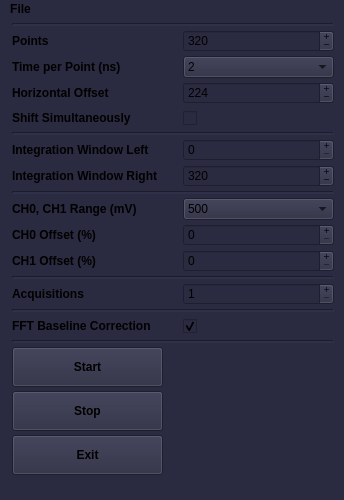
Qt form atomize/control_center/gui/dig_main_window.ui (Anatoly1010/Atomize_NIOCH) before a commit.
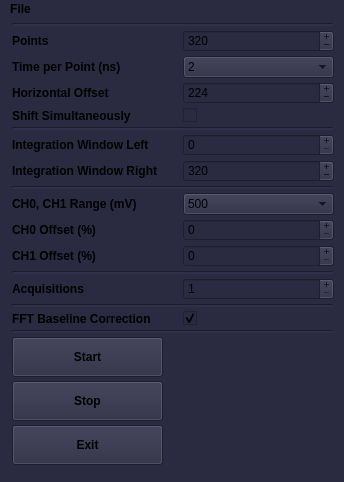
The same form after that commit.

Diff of the .ui file:
```diff
--- a/atomize/control_center/gui/dig_main_window.ui
+++ b/atomize/control_center/gui/dig_main_window.ui
@@ -7,7 +7,7 @@
     <x>0</x>
     <y>0</y>
     <width>344</width>
-    <height>500</height>
+    <height>482</height>
    </rect>
   </property>
   <property name="sizePolicy">
@@ -19,13 +19,13 @@
   <property name="minimumSize">
    <size>
     <width>344</width>
-    <height>500</height>
+    <height>482</height>
    </size>
   </property>
   <property name="maximumSize">
    <size>
     <width>344</width>
-    <height>500</height>
+    <height>482</height>
    </size>
   </property>
   <property name="sizeIncrement">
@@ -56,13 +56,13 @@
    <property name="minimumSize">
     <size>
      <width>344</width>
-     <height>480</height>
+     <height>470</height>
     </size>
    </property>
    <property name="maximumSize">
     <size>
      <width>344</width>
-     <height>480</height>
+     <height>470</height>
     </size>
    </property>
    <layout class="QHBoxLayout" name="horizontalLayout">
@@ -519,7 +519,7 @@
       <item row="16" column="1">
        <widget class="QCheckBox" name="baseline_box">
         <property name="text">
-          <string> </string>
+         <string/>
         </property>
         <property name="checked">
          <bool>true</bool>
@@ -529,7 +529,7 @@
       <item row="5" column="1">
        <widget class="QCheckBox" name="shift_box">
         <property name="text">
-         <string> </string>
+         <string/>
         </property>
        </widget>
       </item>
```
Left out of the diff: 87 changed lines with no effect on the pictures.
